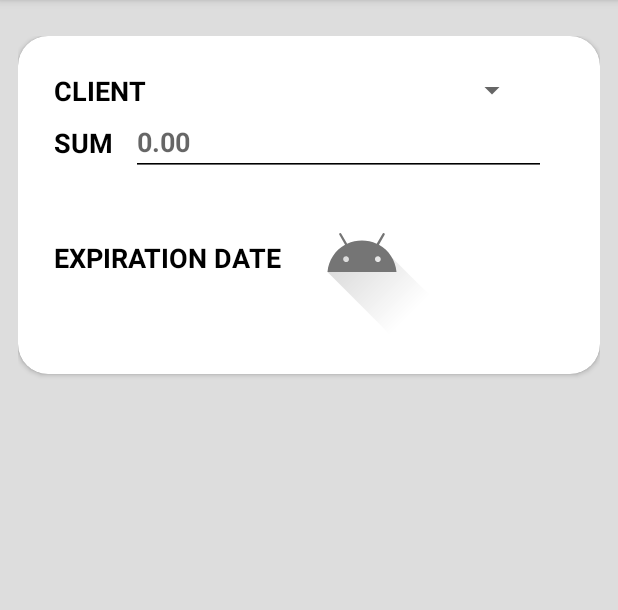
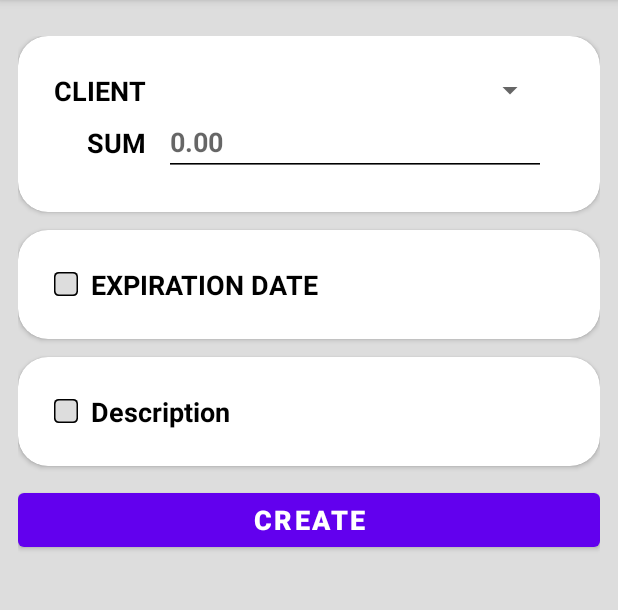
Before and after one commit to SergStas/DebtsTracker, an Android app: the CreateFragment screen opened through its navigation route, on a phone screen of 412 x 824 dp, the part 84-694 px from its top. Run offline under Robolectric (Android 15) with nearby library versions, the phone set to English and light mode, and no system bars; our stand-ins replace Dagger/Hilt's generated code; libraries missing offline, so code that uses them is left out: by.kirich1409.viewbindingdelegate; 1 statement that could not run was skipped.

Commit message:
Finished create screen layout

```diff
--- /dev/null
+++ b/app/src/main/res/color/edit_text_tint_color.xml
@@ -0,0 +1,5 @@
+<?xml version="1.0" encoding="utf-8"?>
+<selector xmlns:android="http://schemas.android.com/apk/res/android">
+    <item android:state_focused="true" android:color="?attr/colorPrimary" />
+    <item android:state_focused="false" android:color="@color/black" />
+</selector>
--- /dev/null
+++ b/app/src/main/res/drawable/ic_checkbox.xml
@@ -0,0 +1,11 @@
+<?xml version="1.0" encoding="utf-8"?>
+<selector xmlns:android="http://schemas.android.com/apk/res/android">
+    <item android:state_checked="true" android:state_focused="true"
+        android:drawable="@drawable/ic_checkbox_on" />
+    <item android:state_checked="false" android:state_focused="true"
+        android:drawable="@drawable/ic_checkbox_off" />
+    <item android:state_checked="true"
+        android:drawable="@drawable/ic_checkbox_on" />
+    <item android:state_checked="false"
+        android:drawable="@drawable/ic_checkbox_off" />
+</selector>
--- /dev/null
+++ b/app/src/main/res/drawable/ic_checkbox_off.xml
@@ -0,0 +1,28 @@
+<vector xmlns:android="http://schemas.android.com/apk/res/android"
+    android:width="16dp"
+    android:height="16dp"
+    android:viewportWidth="16"
+    android:viewportHeight="16">
+  <path
+      android:pathData="M3,0L13,0A3,3 0,0 1,16 3L16,13A3,3 0,0 1,13 16L3,16A3,3 0,0 1,0 13L0,3A3,3 0,0 1,3 0z"
+      android:fillColor="@color/black"/>
+  <group
+      android:translateX="1"
+      android:translateY="1"
+      android:scaleX=".875"
+      android:scaleY=".875">
+    <path
+        android:pathData="M3,0L13,0A3,3 0,0 1,16 3L16,13A3,3 0,0 1,13 16L3,16A3,3 0,0 1,0 13L0,3A3,3 0,0 1,3 0z"
+        android:fillColor="@color/app_background"/>
+  </group>
+<!--  <path-->
+<!--      android:pathData="M4,4L12,12"-->
+<!--      android:strokeWidth="2"-->
+<!--      android:strokeColor="@color/black"-->
+<!--      android:strokeLineCap="round"/>-->
+<!--  <path-->
+<!--      android:pathData="M4,12L12,4"-->
+<!--      android:strokeWidth="2"-->
+<!--      android:strokeColor="@color/black"-->
+<!--      android:strokeLineCap="round"/>-->
+</vector>
--- /dev/null
+++ b/app/src/main/res/drawable/ic_checkbox_on.xml
@@ -0,0 +1,23 @@
+<vector xmlns:android="http://schemas.android.com/apk/res/android"
+    android:width="16dp"
+    android:height="16dp"
+    android:viewportWidth="16"
+    android:viewportHeight="16">
+  <path
+    android:pathData="M3,0L13,0A3,3 0,0 1,16 3L16,13A3,3 0,0 1,13 16L3,16A3,3 0,0 1,0 13L0,3A3,3 0,0 1,3 0z"
+    android:fillColor="@color/black"/>
+  <group
+      android:translateX="1"
+      android:translateY="1"
+      android:scaleX=".875"
+      android:scaleY=".875">
+    <path
+        android:pathData="M3,0L13,0A3,3 0,0 1,16 3L16,13A3,3 0,0 1,13 16L3,16A3,3 0,0 1,0 13L0,3A3,3 0,0 1,3 0z"
+        android:fillColor="@color/app_background"/>
+  </group>
+  <path
+      android:pathData="M3,8L7,12L13,5"
+      android:strokeWidth="2"
+      android:strokeColor="@color/black"
+      android:strokeLineCap="round"/>
+</vector>
--- a/app/src/main/res/layout/fragment_create.xml
+++ b/app/src/main/res/layout/fragment_create.xml
@@ -1,21 +1,19 @@
 <?xml version="1.0" encoding="utf-8"?>
-<androidx.constraintlayout.widget.ConstraintLayout xmlns:android="http://schemas.android.com/apk/res/android"
+<LinearLayout xmlns:android="http://schemas.android.com/apk/res/android"
     android:layout_width="match_parent"
     android:layout_height="match_parent"
     xmlns:app="http://schemas.android.com/apk/res-auto"
     xmlns:tools="http://schemas.android.com/tools"
     tools:context=".ui.create.CreateFragment"
     android:background="@color/app_background"
+    android:orientation="vertical"
     android:paddingHorizontal="@dimen/m2"
     android:paddingVertical="@dimen/m1">
 
     <androidx.cardview.widget.CardView
         android:layout_width="match_parent"
         android:layout_height="wrap_content"
-        app:layout_constraintTop_toTopOf="parent"
-        app:cardBackgroundColor="@color/white"
-        app:cardCornerRadius="20dp"
-        app:contentPadding="@dimen/m1">
+        style="@style/App.Card.Large">
 
         <androidx.constraintlayout.widget.ConstraintLayout
             android:layout_width="match_parent"
@@ -25,7 +23,7 @@
                 android:id="@+id/tv_sum"
                 android:layout_width="wrap_content"
                 android:layout_height="wrap_content"
-                app:layout_constraintStart_toStartOf="parent"
+                app:layout_constraintEnd_toEndOf="@id/tv_client"
                 app:layout_constraintTop_toTopOf="@id/et_sum"
                 app:layout_constraintBottom_toBottomOf="@id/et_sum"
                 style="@style/App.Text.H5"
@@ -39,11 +37,10 @@
                 app:layout_constraintEnd_toEndOf="parent"
                 app:layout_constraintStart_toEndOf="@id/tv_sum"
                 android:layout_marginHorizontal="@dimen/m2"
-                android:hint="0.00"
-                style="@style/App.Text.H5"
-                android:backgroundTint="@color/black"
-                android:importantForAutofill="no"
-                android:inputType="numberDecimal" />
+                android:hint="@string/create_et_sum_hint"
+                style="@style/App.Text.EditText.H6"
+                android:inputType="numberDecimal"
+                android:importantForAutofill="no" />
 
             <TextView
                 android:id="@+id/tv_client"
@@ -59,45 +56,129 @@
                 android:id="@+id/spin_client"
                 android:layout_width="0dp"
                 android:layout_height="wrap_content"
-                android:layout_marginHorizontal="@dimen/m1"
+                android:layout_marginHorizontal="@dimen/m2"
                 tools:listitem="@layout/support_simple_spinner_dropdown_item"
-                app:layout_constraintStart_toEndOf="@id/tv_client"
+                app:layout_constraintStart_toEndOf="@id/tv_sum"
                 app:layout_constraintEnd_toEndOf="parent"
                 app:layout_constraintTop_toTopOf="parent"/>
+
+        </androidx.constraintlayout.widget.ConstraintLayout>
+
+    </androidx.cardview.widget.CardView>
+
+    <androidx.cardview.widget.CardView
+        android:layout_width="match_parent"
+        android:layout_height="wrap_content"
+        style="@style/App.Card.Large"
+        android:layout_marginTop="@dimen/m2">
+
+        <androidx.constraintlayout.widget.ConstraintLayout
+            android:layout_width="match_parent"
+            android:layout_height="match_parent">
 
             <TextView
                 android:id="@+id/tv_enable_limit"
                 android:layout_width="wrap_content"
                 android:layout_height="wrap_content"
-                app:layout_constraintStart_toStartOf="parent"
-                app:layout_constraintTop_toTopOf="@id/cb_limit"
-                app:layout_constraintBottom_toBottomOf="@id/cb_limit"
+                app:layout_constraintStart_toEndOf="@id/cb_limit"
+                app:layout_constraintTop_toTopOf="parent"
                 style="@style/App.Text.H5"
                 android:text="@string/create_tv_enable_limit" />
 
-            <CheckBox
+            <androidx.appcompat.widget.AppCompatCheckBox
                 android:id="@+id/cb_limit"
-                android:layout_width="wrap_content"
-                android:layout_height="wrap_content"
+                android:layout_width="0dp"
+                android:layout_height="0dp"
                 tools:checked="true"
-                android:button="@drawable/ic_launcher_foreground"
-                app:layout_constraintTop_toBottomOf="@id/et_sum"
-                app:layout_constraintStart_toEndOf="@id/tv_enable_limit" />
+                app:layout_constraintDimensionRatio="1"
+                android:button="@drawable/ic_checkbox"
+                app:layout_constraintTop_toTopOf="@id/tv_enable_limit"
+                app:layout_constraintBottom_toBottomOf="@id/tv_enable_limit"
+                app:layout_constraintStart_toStartOf="parent" />
 
             <TextView
                 android:id="@+id/tv_date"
                 android:layout_width="wrap_content"
                 android:layout_height="wrap_content"
-                app:layout_constraintStart_toEndOf="@id/cb_limit"
-                app:layout_constraintTop_toTopOf="@id/cb_limit"
-                app:layout_constraintBottom_toBottomOf="@id/cb_limit"
+                app:layout_constraintStart_toStartOf="parent"
+                app:layout_constraintTop_toTopOf="@id/b_select_date"
+                android:layout_marginTop="@dimen/m5"
                 android:visibility="gone"
                 tools:visibility="visible"
                 style="@style/App.Text.H5"
                 tools:text="22.02.2023" />
 
+            <Button
+                android:id="@+id/b_select_date"
+                android:layout_width="wrap_content"
+                android:layout_height="wrap_content"
+                android:visibility="gone"
+                tools:visibility="visible"
+                app:layout_constraintStart_toStartOf="parent"
+                app:layout_constraintTop_toBottomOf="@id/tv_enable_limit"
+                android:layout_marginTop="@dimen/m5"
+                style="@style/App.Text.Accent.H5"
+                android:text="@string/create_b_select_date" />
+
         </androidx.constraintlayout.widget.ConstraintLayout>
 
     </androidx.cardview.widget.CardView>
 
-</androidx.constraintlayout.widget.ConstraintLayout>
+    <androidx.cardview.widget.CardView
+        android:layout_width="match_parent"
+        android:layout_height="wrap_content"
+        style="@style/App.Card.Large"
+        android:layout_marginTop="@dimen/m2">
+
+        <androidx.constraintlayout.widget.ConstraintLayout
+            android:layout_width="match_parent"
+            android:layout_height="wrap_content">
+
+            <TextView
+                android:id="@+id/tv_desc"
+                android:layout_width="wrap_content"
+                android:layout_height="wrap_content"
+                app:layout_constraintTop_toTopOf="parent"
+                app:layout_constraintStart_toEndOf="@id/cb_desc"
+                style="@style/App.Text.H6"
+                android:text="@string/create_tv_description" />
+
+            <androidx.appcompat.widget.AppCompatCheckBox
+                android:id="@+id/cb_desc"
+                android:layout_width="0dp"
+                android:layout_height="0dp"
+                tools:checked="true"
+                app:layout_constraintDimensionRatio="1"
+                android:button="@drawable/ic_checkbox"
+                app:layout_constraintTop_toTopOf="@id/tv_desc"
+                app:layout_constraintBottom_toBottomOf="@id/tv_desc"
+                app:layout_constraintStart_toStartOf="parent" />
+
+            <EditText
+                android:id="@+id/et_desc"
+                android:layout_width="match_parent"
+                android:layout_height="wrap_content"
+                app:layout_constraintStart_toStartOf="parent"
+                app:layout_constraintTop_toBottomOf="@id/tv_desc"
+                android:layout_marginTop="@dimen/m5"
+                style="@style/App.Text.EditText.H6"
+                android:visibility="gone"
+                tools:visibility="visible"
+                android:importantForAutofill="no"
+                android:layout_gravity="center_horizontal"
+                android:hint="@string/create_et_desc_hint"
+                android:inputType="text" />
+
+        </androidx.constraintlayout.widget.ConstraintLayout>
+
+    </androidx.cardview.widget.CardView>
+
+    <Button
+        android:id="@+id/b_done"
+        android:layout_width="match_parent"
+        android:layout_height="wrap_content"
+        style="@style/App.Text.Accent.H5"
+        android:layout_marginTop="@dimen/m2"
+        android:text="@string/create_b_done" />
+
+</LinearLayout>
--- a/app/src/main/res/values/dimens.xml
+++ b/app/src/main/res/values/dimens.xml
@@ -2,7 +2,10 @@
 <resources>
     <dimen name="m1">24dp</dimen>
     <dimen name="m2">12dp</dimen>
+    <dimen name="m5">4dp</dimen>
 
     <dimen name="font_h1">32sp</dimen>
     <dimen name="font_h5">18sp</dimen>
+    <dimen name="font_h6">18sp</dimen>
+    <dimen name="font_h10">12sp</dimen>
 </resources>
--- a/app/src/main/res/values/strings.xml
+++ b/app/src/main/res/values/strings.xml
@@ -5,5 +5,9 @@
     <string name="create_tv_sum">Sum</string>
     <string name="create_tv_client">Client</string>
     <string name="create_tv_enable_limit">Expiration date</string>
-    <string name="create_tv_date_ph">Select date</string>
+    <string name="create_b_select_date">Select date</string>
+    <string name="create_et_sum_hint">0.00</string>
+    <string name="create_tv_description">Description</string>
+    <string name="create_et_desc_hint">Type something…</string>
+    <string name="create_b_done">Create</string>
 </resources>
--- a/app/src/main/res/values/styles.xml
+++ b/app/src/main/res/values/styles.xml
@@ -4,9 +4,27 @@
 
     </style>
 
+    <style name="App.Card">
+        <item name="cardBackgroundColor">@color/white</item>
+        <item name="cardCornerRadius">20dp</item>
+    </style>
+
+    <style name="App.Card.Large">
+        <item name="contentPadding">@dimen/m1</item>
+    </style>
+
     <style name="App.Text">
         <item name="android:textStyle">bold</item>
         <item name="android:textColor">@color/black</item>
+    </style>
+
+    <style name="App.Text.EditText">
+        <item name="backgroundTint">@color/edit_text_tint_color</item>
+        <item name="android:backgroundTint">@color/edit_text_tint_color</item>
+    </style>
+
+    <style name="App.Text.EditText.H6">
+        <item name="android:textSize">@dimen/font_h6</item>
     </style>
 
     <style name="App.Text.Accent">
@@ -32,4 +50,22 @@
         <item name="android:textSize">@dimen/font_h5</item>
         <item name="android:textAllCaps">true</item>
     </style>
+
+    <style name="App.Text.H6">
+        <item name="android:textSize">@dimen/font_h6</item>
+    </style>
+
+    <style name="App.Text.Accent.H6">
+        <item name="android:textSize">@dimen/font_h6</item>
+    </style>
+
+    <style name="App.Text.H10">
+        <item name="android:textSize">@dimen/font_h10</item>
+        <item name="android:textAllCaps">true</item>
+    </style>
+
+    <style name="App.Text.Accent.H10">
+        <item name="android:textSize">@dimen/font_h10</item>
+        <item name="android:textAllCaps">true</item>
+    </style>
 </resources>
```
